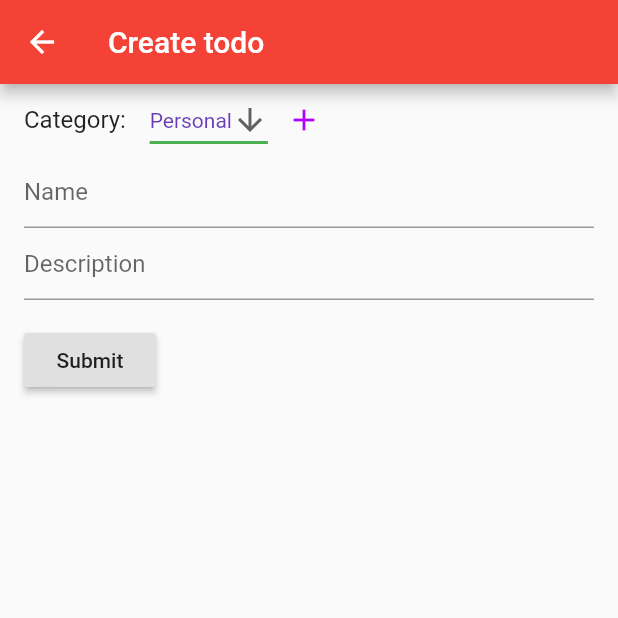
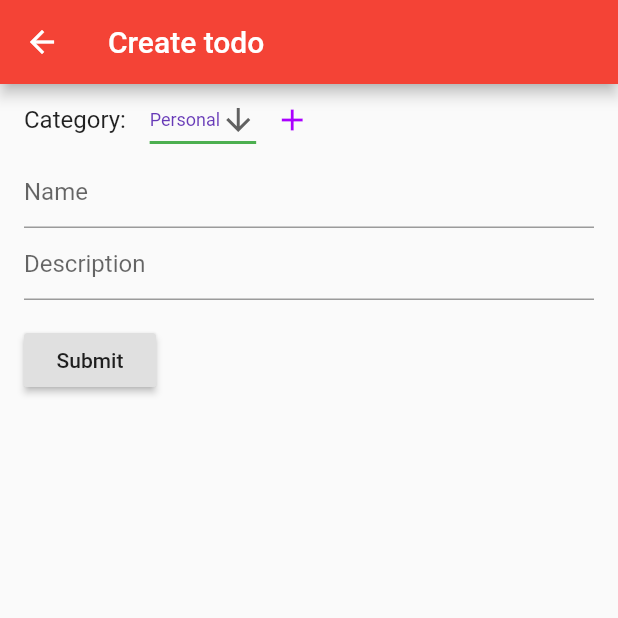
Before and after one commit to natanportilho/task-manager, a Flutter app: the CreateTodoPage screen opened directly, on a phone screen of 412 x 824 dp, the top half of it. Run offline on Flutter 3.47's test engine with Material 2 defaults, Android fonts, the phone set to English and light mode, and no system bars; our stand-ins replace google_fonts, moor_flutter, shared_preferences; missing offline and left inert: shared_preferences_web; accounts and stored records are empty; generated files the repository leaves out were written again.

Commit message:
Fixing style for categories dropdown

```diff
--- a/lib/widgets/category_dropdown.dart
+++ b/lib/widgets/category_dropdown.dart
@@ -62,7 +62,13 @@ class _CategoryDropdownState extends State<CategoryDropdown> {
       categoryProvider.categories.forEach((c) => {
             categoriesNames.add(DropdownMenuItem<String>(
               value: c.name,
-              child: Text(c.name),
+              child: Text(
+                c.name,
+                style: new TextStyle(
+                  fontSize: 12.0,
+                   decoration: TextDecoration.none,
+                ),
+              ),
             )),
           });
     }
```
